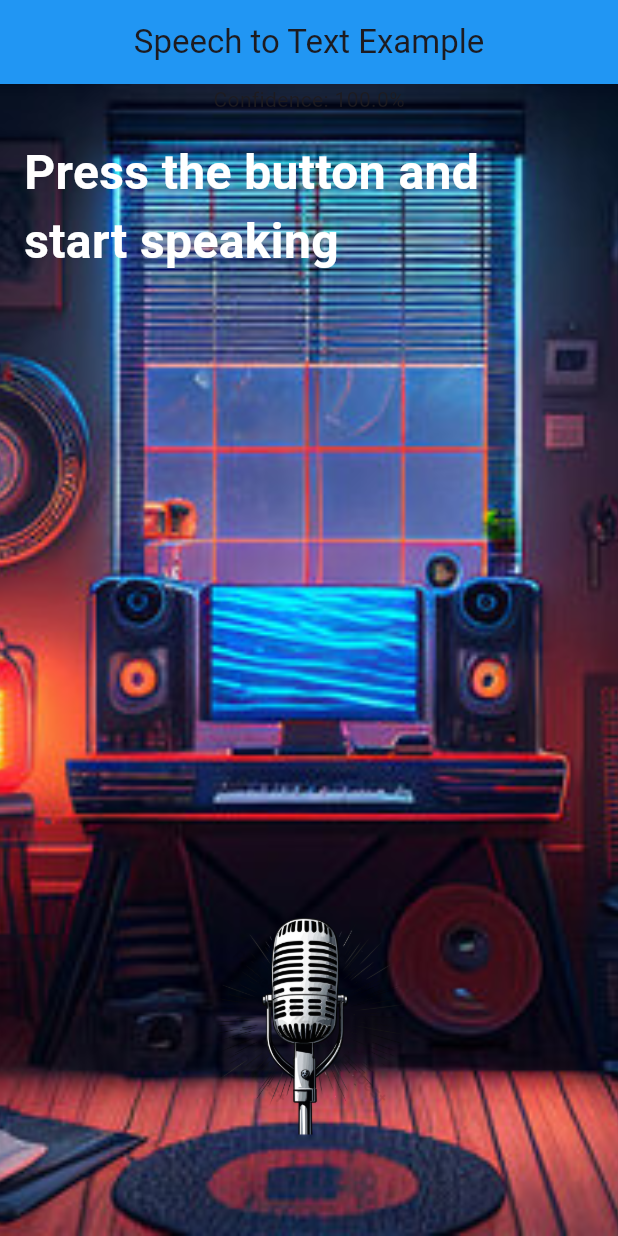
After one commit to Xurshidjondartdev/auto_speech, a Flutter app: the screen it shows after launch, on a phone screen of 412 x 824 dp. The commit adds this screen. Run offline on Flutter 3.47's test engine with Material 3 defaults, Android fonts, the phone set to English and light mode, and no system bars; our stand-ins replace speech_to_text.

Commit message:
clean code

```diff
--- /dev/null
+++ b/lib/widget/stack_widget.dart
@@ -0,0 +1,68 @@
+import 'package:flutter/material.dart';
+
+class SpeechToTextExample extends StatelessWidget {
+  final double _confidence;
+  final String _text;
+  final Function _listen;
+
+  const SpeechToTextExample(this._confidence, this._text, this._listen,
+      {super.key});
+
+  @override
+  Widget build(BuildContext context) {
+    return Stack(
+      children: [
+        Positioned.fill(
+          child: Image.asset(
+            "assets/images/fon.png",
+            fit: BoxFit.cover,
+          ),
+        ),
+        // Main Content
+        Column(
+          children: [
+            AppBar(
+              backgroundColor: Colors.blue,
+              centerTitle: true,
+              title: const Text('Speech to Text Example'),
+            ),
+            Center(
+              child: Text(
+                'Confidence: ${(_confidence * 100.0).toStringAsFixed(1)}%',
+              ),
+            ),
+            Expanded(
+              child: Column(
+                children: [
+                  Container(
+                    padding: const EdgeInsets.all(16),
+                    child: Text(
+                      _text,
+                      style: const TextStyle(
+                        fontSize: 32.0,
+                        fontWeight: FontWeight.bold,
+                        color: Colors.white,
+                      ),
+                    ),
+                  ),
+                  const Spacer(),
+                  GestureDetector(
+                    onTap: () {
+                      _listen();
+                    },
+                    child: SizedBox(
+                      height: 180,
+                      width: double.maxFinite,
+                      child: Image.asset("assets/images/mic2.png"),
+                    ),
+                  ),
+                  const SizedBox(height: 50),
+                ],
+              ),
+            ),
+          ],
+        ),
+      ],
+    );
+  }
+}
```
Also changed, not shown: lib/screen/auto_speech.dart (+2 -55 lines).
